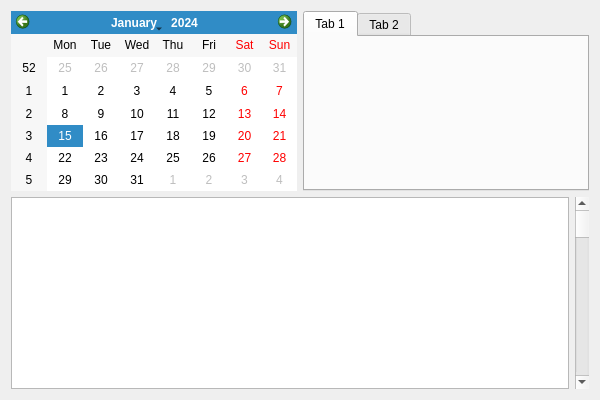
First picture: the form in SP_qt/sp_qt.ui, repository dmtapit/SP_qt, before the edit.
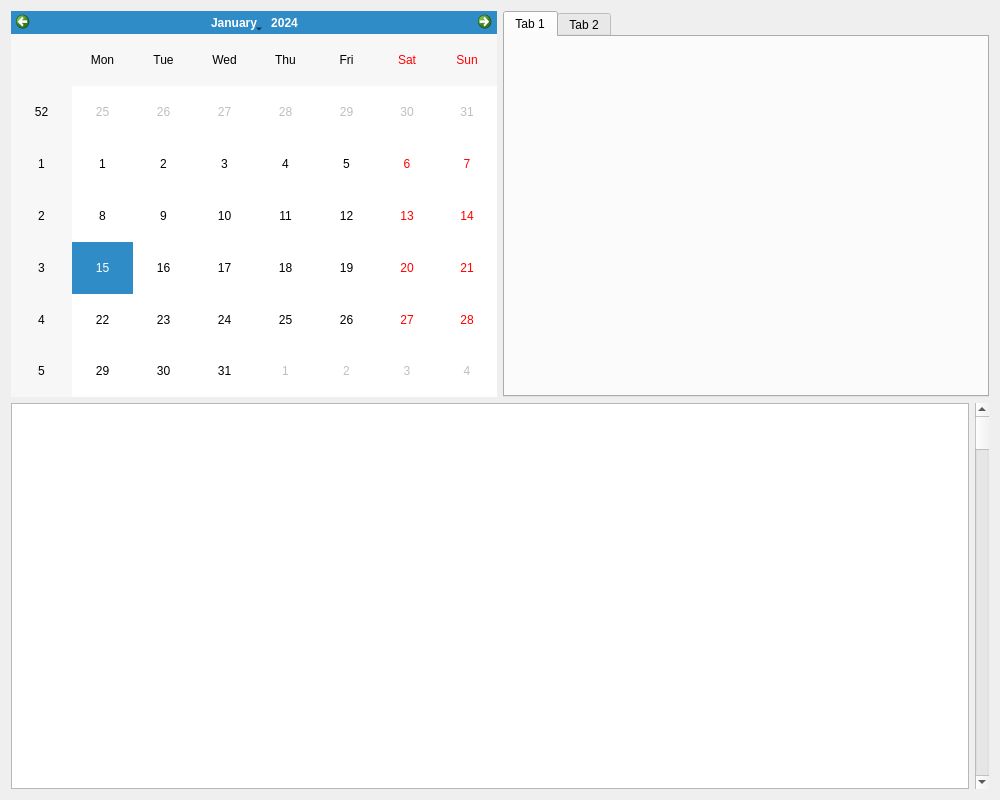
Second picture: the form after the edit.

Commit message: Add comments as to what the program is about. More details to be added.

```diff
--- a/SP_qt/sp_qt.ui
+++ b/SP_qt/sp_qt.ui
@@ -6,8 +6,8 @@
    <rect>
     <x>0</x>
     <y>0</y>
-    <width>600</width>
-    <height>400</height>
+    <width>1000</width>
+    <height>800</height>
    </rect>
   </property>
   <property name="windowTitle">
```
Left out of the diff: 3 changed lines with no effect on the pictures. The commit also changes 2 other files.
